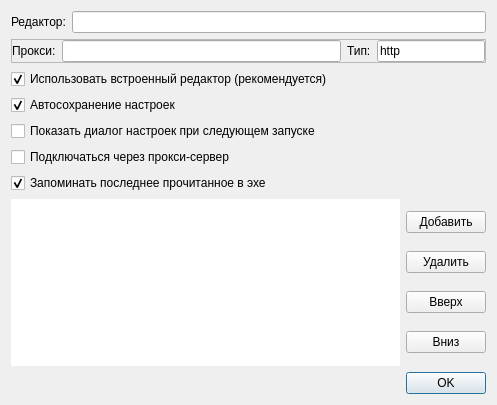
Qt form qtgui-files/clientconfig.ui (idec-net/cutiefeed) before a commit.
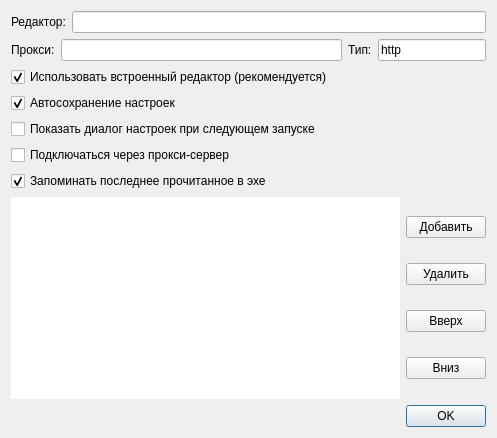
The same form after that commit.

```diff
--- a/qtgui-files/clientconfig.ui
+++ b/qtgui-files/clientconfig.ui
@@ -10,7 +10,7 @@
     <x>0</x>
     <y>0</y>
     <width>497</width>
-    <height>405</height>
+    <height>438</height>
    </rect>
   </property>
   <property name="windowTitle">
@@ -53,12 +53,6 @@
    </item>
    <item>
     <widget class="QFrame" name="frame_4">
-     <property name="frameShape">
-      <enum>QFrame::StyledPanel</enum>
-     </property>
-     <property name="frameShadow">
-      <enum>QFrame::Raised</enum>
-     </property>
      <layout class="QHBoxLayout" name="horizontalLayout_3">
       <property name="leftMargin">
        <number>0</number>
```
